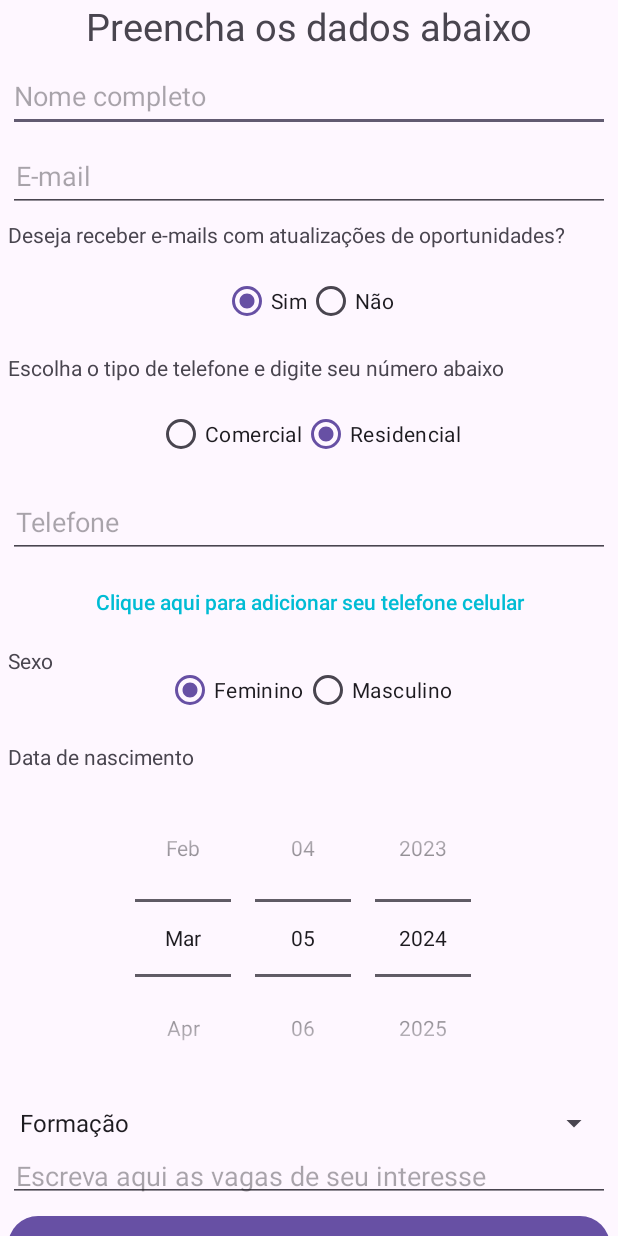
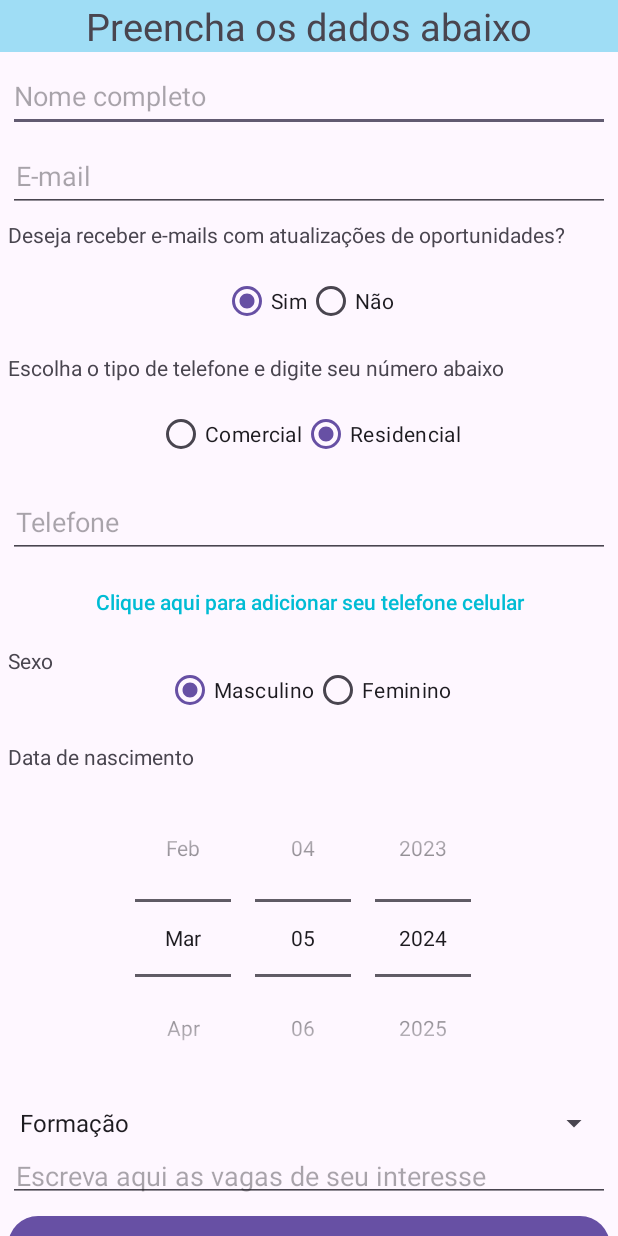
Before and after one commit to Brun0HC/HaVagas, an Android app: the screen it shows after launch (MainActivity), on a phone screen of 412 x 824 dp. Run offline under Robolectric (Android 15) with nearby library versions, the phone set to English and light mode, and no system bars.

Commit message:
:label: update activity main xml and build gradle

```diff
--- a/app/build.gradle.kts
+++ b/app/build.gradle.kts
@@ -33,6 +33,9 @@ android {
     kotlinOptions {
         jvmTarget = "1.8"
     }
+    viewBinding{
+        enable = true
+    }
 }
 
 dependencies {
--- a/app/src/main/res/layout/activity_main.xml
+++ b/app/src/main/res/layout/activity_main.xml
@@ -18,6 +18,7 @@
             android:layout_height="wrap_content"
             android:gravity="center"
             android:textSize="25sp"
+            android:background="#9fddf5"
             android:text="@string/preenchaDadosTv"
             app:layout_constraintTop_toTopOf="parent"
             app:layout_constraintStart_toStartOf="parent"
@@ -190,17 +191,17 @@
             app:layout_constraintTop_toBottomOf="@+id/telefoneCelularEt">
 
             <RadioButton
+                android:id="@+id/masculinoRb"
+                android:layout_width="wrap_content"
+                android:layout_height="wrap_content"
+                android:text="@string/masculinoRb"
+                android:checked="true"/>
+
+            <RadioButton
                 android:id="@+id/femininoRb"
                 android:layout_width="wrap_content"
                 android:layout_height="wrap_content"
-                android:text="@string/femininoRb"
-                android:checked="true"/>
-
-            <RadioButton
-                android:id="@+id/masculinoRb"
-                android:layout_width="wrap_content"
-                android:layout_height="wrap_content"
-                android:text="@string/masculinoRb"/>
+                android:text="@string/femininoRb" />
 
         </RadioGroup>
 
```
